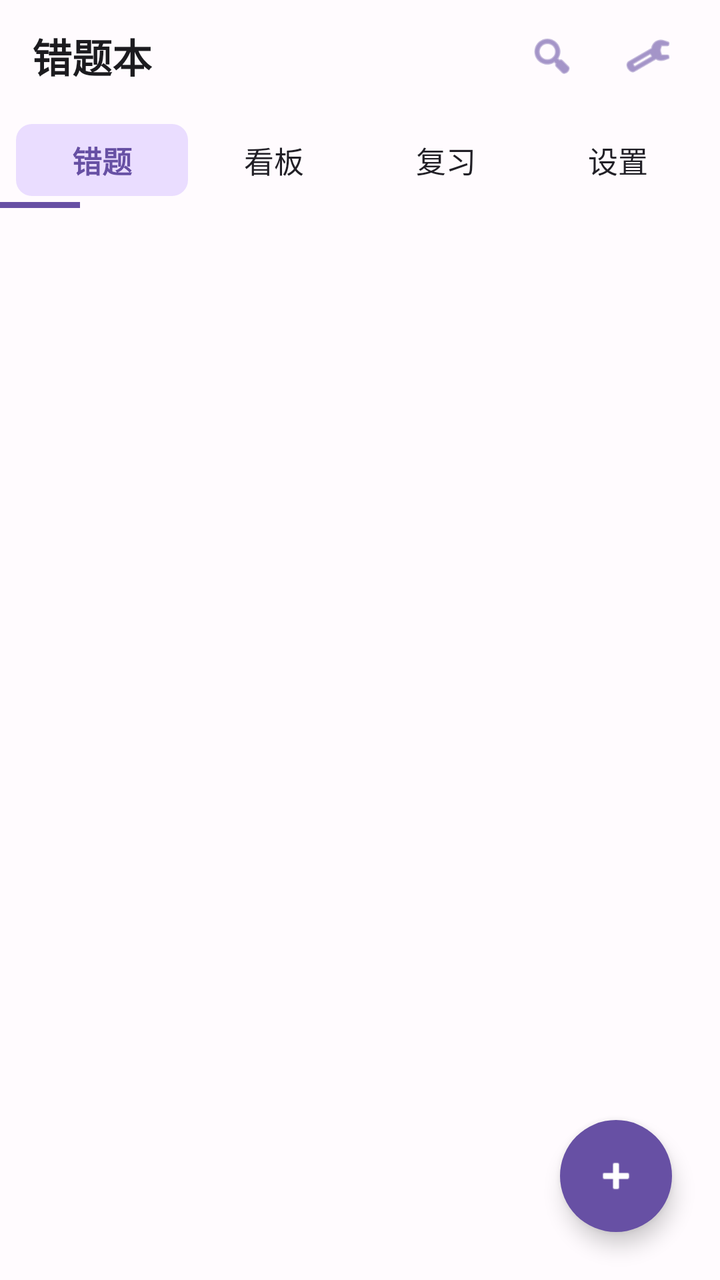
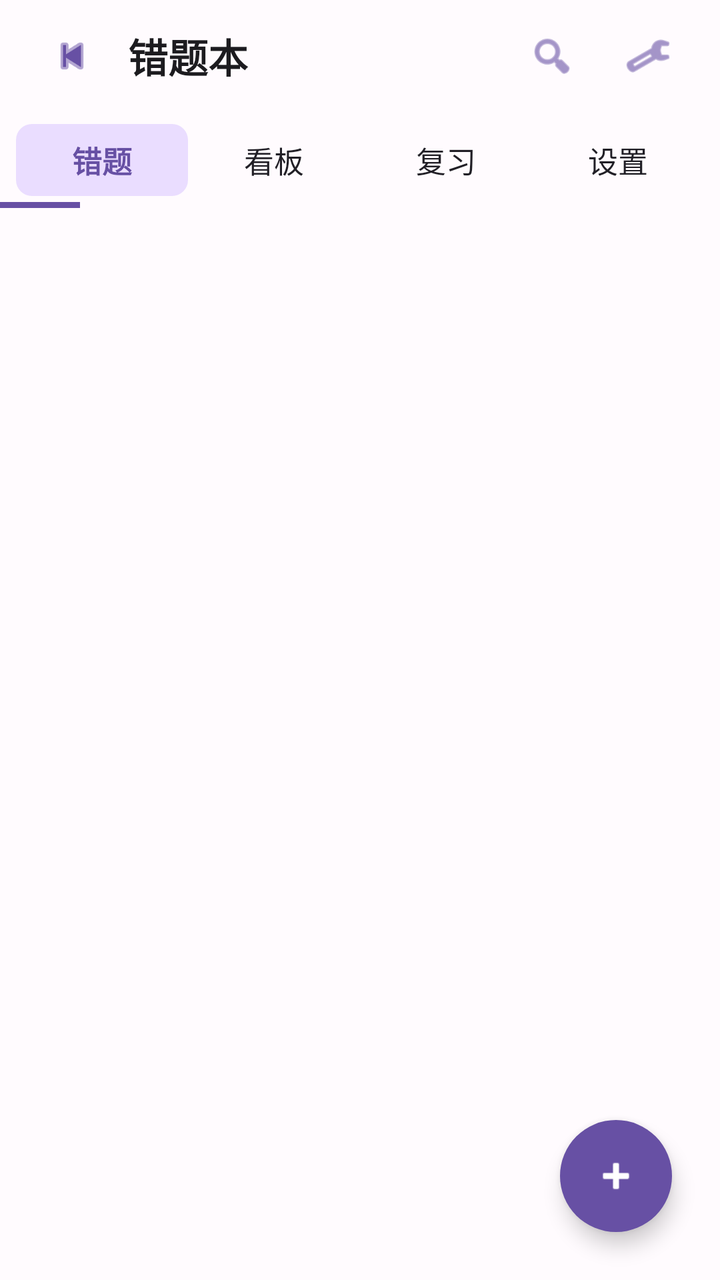

An Android layout rendered at two revisions. The XML below is the earlier revision; the diff shows what the commit changed to produce the second picture.
<!-- AndroidManifest.xml: another module's application theme Theme.GameMatrixApp -->
<!-- res/layout/fragment_wrongbook.xml -->
<?xml version="1.0" encoding="utf-8"?>
<LinearLayout
    xmlns:android="http://schemas.android.com/apk/res/android"
    android:layout_width="match_parent"
    android:layout_height="match_parent"
    android:background="@color/wrongbook_background"
    android:orientation="vertical">

    
    <RelativeLayout
        android:layout_width="match_parent"
        android:layout_height="56dp"
        android:paddingStart="16dp"
        android:paddingEnd="16dp">

        <TextView
            android:id="@+id/toolbarTitle"
            android:layout_width="wrap_content"
            android:layout_height="match_parent"
            android:gravity="center_vertical"
            android:text="@string/wrongbook_title"
            android:textColor="@color/wrongbook_text_primary"
            android:textSize="20sp"
            android:textStyle="bold" />

        <LinearLayout
            android:layout_width="wrap_content"
            android:layout_height="match_parent"
            android:layout_alignParentEnd="true"
            android:gravity="center_vertical"
            android:orientation="horizontal">

            
            <ImageView
                android:id="@+id/btnSearch"
                android:layout_width="40dp"
                android:layout_height="40dp"
                android:layout_marginEnd="8dp"
                android:background="?attr/selectableItemBackgroundBorderless"
                android:clickable="true"
                android:focusable="true"
                android:padding="8dp"
                android:src="@android:drawable/ic_menu_search"
                android:tint="@color/wrongbook_primary" />

            
            <ImageView
                android:id="@+id/btnSubjectManage"
                android:layout_width="40dp"
                android:layout_height="40dp"
                android:background="?attr/selectableItemBackgroundBorderless"
                android:clickable="true"
                android:focusable="true"
                android:padding="8dp"
                android:src="@android:drawable/ic_menu_manage"
                android:tint="@color/wrongbook_primary" />
        </LinearLayout>
    </RelativeLayout>

    
    <FrameLayout
        android:layout_width="match_parent"
        android:layout_height="wrap_content">

        <LinearLayout
            android:id="@+id/tabContainer"
            android:layout_width="match_parent"
            android:layout_height="48dp"
            android:gravity="center_vertical"
            android:orientation="horizontal"
            android:paddingStart="8dp"
            android:paddingEnd="8dp">

            <TextView
                android:id="@+id/tabQuestions"
                android:layout_width="0dp"
                android:layout_height="36dp"
                android:layout_weight="1"
                android:gravity="center"
                android:text="@string/wrongbook_tab_questions"
                android:textColor="@color/wrongbook_tab_selected_text"
                android:textSize="15sp"
                android:textStyle="bold"
                android:background="@drawable/wrongbook_tab_selected"
                android:clickable="true"
                android:focusable="true" />

            <TextView
                android:id="@+id/tabDashboard"
                android:layout_width="0dp"
                android:layout_height="36dp"
                android:layout_weight="1"
                android:gravity="center"
                android:text="@string/wrongbook_tab_dashboard"
                android:textColor="@color/wrongbook_tab_unselected_text"
                android:textSize="15sp"
                android:background="@drawable/wrongbook_tab_unselected"
                android:clickable="true"
                android:focusable="true" />

            <TextView
                android:id="@+id/tabReview"
                android:layout_width="0dp"
                android:layout_height="36dp"
                android:layout_weight="1"
                android:gravity="center"
                android:text="@string/wrongbook_tab_review"
                android:textColor="@color/wrongbook_tab_unselected_text"
                android:textSize="15sp"
                android:background="@drawable/wrongbook_tab_unselected"
                android:clickable="true"
                android:focusable="true" />

            <TextView
                android:id="@+id/tabSettings"
                android:layout_width="0dp"
                android:layout_height="36dp"
                android:layout_weight="1"
                android:gravity="center"
                android:text="@string/wrongbook_tab_settings"
                android:textColor="@color/wrongbook_tab_unselected_text"
                android:textSize="15sp"
                android:background="@drawable/wrongbook_tab_unselected"
                android:clickable="true"
                android:focusable="true" />

        </LinearLayout>

        
        <View
            android:id="@+id/tabIndicator"
            android:layout_width="40dp"
            android:layout_height="3dp"
            android:layout_gravity="bottom"
            android:background="@color/wrongbook_primary" />
    </FrameLayout>

    
    <FrameLayout
        android:layout_width="match_parent"
        android:layout_height="0dp"
        android:layout_weight="1">

        <androidx.viewpager2.widget.ViewPager2
            android:id="@+id/viewPager"
            android:layout_width="match_parent"
            android:layout_height="match_parent" />

        
        <FrameLayout
            android:id="@+id/btnAdd"
            android:layout_width="56dp"
            android:layout_height="56dp"
            android:layout_gravity="end|bottom"
            android:layout_margin="24dp"
            android:background="@drawable/wrongbook_fab_background"
            android:clickable="true"
            android:focusable="true"
            android:elevation="6dp">

            <ImageView
                android:layout_width="24dp"
                android:layout_height="24dp"
                android:layout_gravity="center"
                android:src="@android:drawable/ic_input_add"
                android:tint="@color/wrongbook_on_primary"
                android:contentDescription="@string/wrongbook_add_question" />
        </FrameLayout>

    </FrameLayout>

</LinearLayout>
<!-- resources referenced by this layout -->
<resources>
  <color name="wrongbook_background">#FFFBFE</color>
  <color name="wrongbook_on_primary">#FFFFFF</color>
  <color name="wrongbook_primary">#6750A4</color>
  <color name="wrongbook_tab_selected_text">#6750A4</color>
  <color name="wrongbook_tab_unselected_text">#211F26</color>
  <color name="wrongbook_text_primary">#1C1B1F</color>
  <!-- drawable wrongbook_fab_background (drawable) -->
  <?xml version="1.0" encoding="utf-8"?>
  <ripple xmlns:android="http://schemas.android.com/apk/res/android"
      android:color="@color/wrongbook_ripple_color">
      <item android:id="@android:id/background">
          <shape android:shape="oval">
              <solid android:color="@color/wrongbook_primary" />
          </shape>
      </item>
  </ripple>
  <!-- drawable wrongbook_tab_selected (drawable) -->
  <?xml version="1.0" encoding="utf-8"?>
  <shape xmlns:android="http://schemas.android.com/apk/res/android"
      android:shape="rectangle">
      <solid android:color="@color/wrongbook_tab_selected_bg" />
      <corners android:radius="@dimen/wrongbook_corner_medium" />
  </shape>
  <!-- drawable wrongbook_tab_unselected (drawable) -->
  <?xml version="1.0" encoding="utf-8"?>
  <shape xmlns:android="http://schemas.android.com/apk/res/android"
      android:shape="rectangle">
      <solid android:color="@color/wrongbook_tab_unselected_bg" />
      <corners android:radius="@dimen/wrongbook_corner_medium" />
  </shape>
  <string name="wrongbook_add_question">添加错题</string>
  <string name="wrongbook_tab_dashboard">看板</string>
  <string name="wrongbook_tab_questions">错题</string>
  <string name="wrongbook_tab_review">复习</string>
  <string name="wrongbook_tab_settings">设置</string>
  <string name="wrongbook_title">错题本</string>
  <style name="Theme.GameMatrixApp" parent="Theme.MaterialComponents.DayNight.NoActionBar">
          <item name="colorPrimary">@color/wrongbook_primary</item>
          <item name="colorPrimaryVariant">@color/wrongbook_primary_variant</item>
          <item name="colorOnPrimary">@color/wrongbook_on_primary</item>
          <item name="colorSecondary">@color/wrongbook_secondary</item>
          <item name="colorOnSecondary">@color/wrongbook_on_secondary</item>
          <item name="android:colorBackground">@color/wrongbook_background</item>
          <item name="colorSurface">@color/wrongbook_surface</item>
          <item name="colorOnSurface">@color/wrongbook_text_primary</item>
          <item name="colorOnSurfaceVariant">@color/wrongbook_text_secondary</item>
          <item name="colorError">@color/wrongbook_error</item>
          <item name="colorOutline">@color/wrongbook_outline</item>
          <item name="android:statusBarColor">@android:color/transparent</item>
          <item name="android:navigationBarColor">@android:color/transparent</item>
      </style>
  <color name="wrongbook_ripple_color">#206750A4</color>
  <color name="wrongbook_tab_selected_bg">#EADDFF</color>
  <dimen name="wrongbook_corner_medium">8dp</dimen>
  <color name="wrongbook_tab_unselected_bg">#00000000</color>
  <color name="wrongbook_primary_variant">#4F378B</color>
  <color name="wrongbook_secondary">#625B71</color>
  <color name="wrongbook_on_secondary">#FFFFFF</color>
  <color name="wrongbook_surface">#FFFFFF</color>
  <color name="wrongbook_text_secondary">#49454F</color>
  <color name="wrongbook_error">#B3261E</color>
  <color name="wrongbook_outline">#79747E</color>
</resources>

<!-- the commit's change to res/layout/fragment_wrongbook.xml (unified diff, before → after) -->
@@ -13,10 +13,27 @@
         android:paddingStart="16dp"
         android:paddingEnd="16dp">
 
+        
+        <ImageView
+            android:id="@+id/btnBack"
+            android:layout_width="40dp"
+            android:layout_height="40dp"
+            android:layout_alignParentStart="true"
+            android:layout_centerVertical="true"
+            android:background="?attr/selectableItemBackgroundBorderless"
+            android:clickable="true"
+            android:focusable="true"
+            android:padding="8dp"
+            android:src="@android:drawable/ic_media_previous"
+            android:tint="@color/wrongbook_primary"
+            android:contentDescription="@string/wrongbook_back" />
+
         <TextView
             android:id="@+id/toolbarTitle"
             android:layout_width="wrap_content"
             android:layout_height="match_parent"
+            android:layout_toEndOf="@id/btnBack"
+            android:layout_marginStart="8dp"
             android:gravity="center_vertical"
             android:text="@string/wrongbook_title"
             android:textColor="@color/wrongbook_text_primary"
<!-- resource entries referenced after the edit -->
@@ -31,6 +31,7 @@
       <corners android:radius="@dimen/wrongbook_corner_medium" />
   </shape>
   <string name="wrongbook_add_question">添加错题</string>
+  <string name="wrongbook_back">返回游戏大厅</string>
   <string name="wrongbook_tab_dashboard">看板</string>
   <string name="wrongbook_tab_questions">错题</string>
   <string name="wrongbook_tab_review">复习</string>
